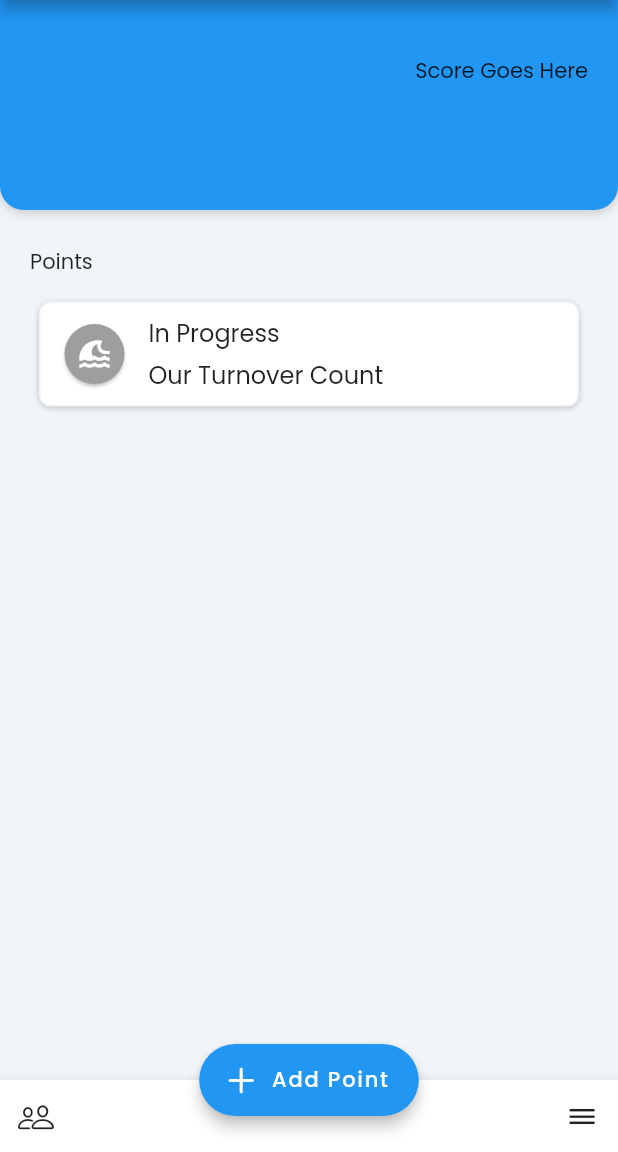
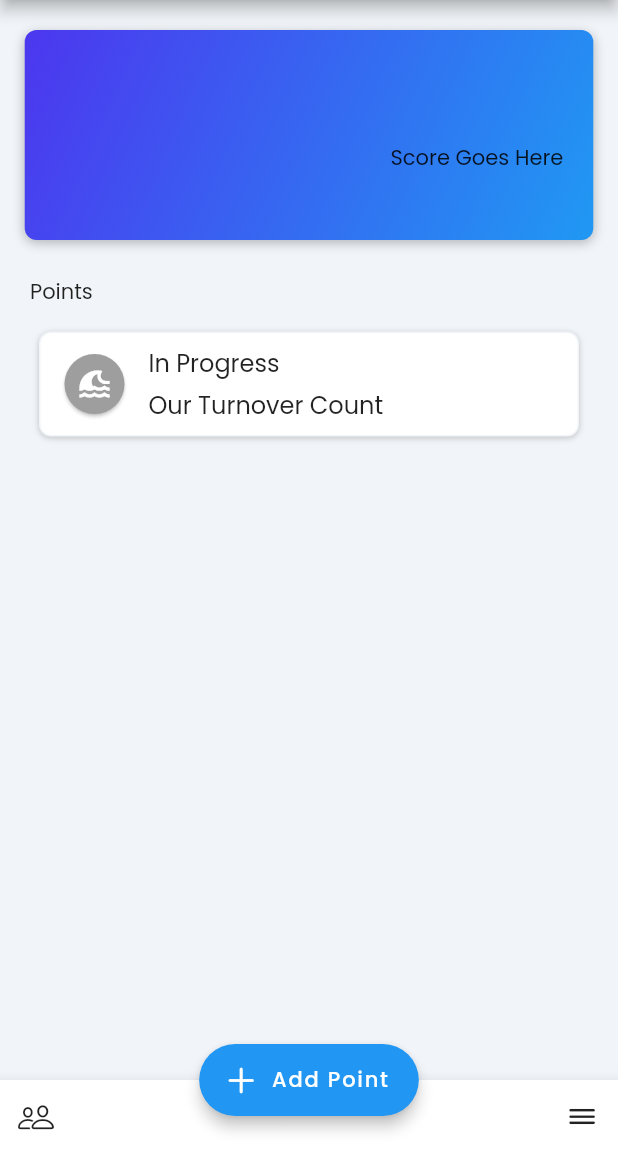
Before and after one commit to Jray810/ultilytics, a Flutter app: the GameInfoView screen opened directly with empty values, after a tap on "Add Point", on a phone screen of 412 x 824 dp, the part 84-1236 px from its top. Run offline on Flutter 3.47's test engine with Material 2 defaults, Android fonts, the light colour scheme and no system bars; our stand-ins replace cloud_firestore, firebase_core, flutter_slidable, google_fonts; accounts and stored records are empty.

Commit message:
Setup themes and played around with gradient card

```diff
--- /dev/null
+++ b/lib/constants/themes.dart
@@ -0,0 +1,34 @@
+import 'package:flutter/material.dart';
+import 'package:google_fonts/google_fonts.dart';
+
+TextTheme baseTextTheme = TextTheme(
+  displayLarge: TextStyle(),
+);
+
+ThemeData lightTheme = ThemeData(
+  appBarTheme: AppBarTheme(
+    color: Colors.blue,
+    actionsIconTheme: IconThemeData(color: Colors.white)
+  ),
+  backgroundColor: Colors.green,
+  // bannerTheme: MaterialBannerThemeData(),
+  bottomAppBarColor: Colors.white,
+  // bottomAppBarTheme: BottomAppBarTheme(),
+  // bottomNavigationBarTheme: BottomNavigationBarThemeData(),
+  // bottomSheetTheme: BottomSheetThemeData(),
+  brightness: Brightness.light,
+  // buttonBarTheme: ButtonBarThemeData(),
+  // buttonTheme: ButtonThemeData(),
+  canvasColor: Colors.white,
+  cardColor: Color(0xfff5f5f5),
+  // cardTheme: CardTheme(),
+  // checkboxTheme: CheckboxThemeData(),
+  // chipTheme: ChipThemeData(),
+  // colorScheme: ColorScheme(),
+  // dataTableTheme: DataTableThemeData(),
+  primarySwatch: Colors.blue,
+  primaryColor: Colors.blue,
+  primaryColorDark: Colors.blue[800],
+  primaryColorLight: Colors.blue[200],
+  fontFamily: GoogleFonts.poppins().fontFamily,
+);
--- a/lib/main.dart
+++ b/lib/main.dart
@@ -1,12 +1,11 @@
 import 'package:firebase_core/firebase_core.dart';
 import 'package:flutter/material.dart';
+import 'package:ultilytics/constants/themes.dart';
 import 'package:ultilytics/firebase_options.dart';
 import 'package:ultilytics/views/auth/email_confirmation_view.dart';
 import 'package:ultilytics/views/auth/login_view.dart';
 import 'package:ultilytics/views/auth/register_view.dart';
 import 'package:ultilytics/views/games/add_game_view.dart';
-import 'package:ultilytics/views/games/game_info_view.dart';
-import 'package:ultilytics/views/player/add_player_view.dart';
 import 'package:ultilytics/views/player/player_info_view.dart';
 import 'package:ultilytics/views/profile/guest_profile_view.dart';
 import 'package:ultilytics/views/profile/signed_in_profile_view.dart';
@@ -16,11 +15,8 @@
 import 'package:ultilytics/views/team_list/team_list_view.dart';
 import 'package:ultilytics/views/teams/remove_team_view.dart';
 import 'package:ultilytics/views/teams/team_games_view.dart';
-import 'package:ultilytics/views/teams/team_roster_view.dart';
-import 'package:ultilytics/views/teams/team_view.dart';
 
 import 'constants/routes.dart';
-import 'package:google_fonts/google_fonts.dart';
 
 void main() async {
   WidgetsFlutterBinding.ensureInitialized();
@@ -37,10 +33,7 @@
   Widget build(BuildContext context) {
     return MaterialApp(
       title: 'Ultilytics',
-      theme: ThemeData(
-        primarySwatch: Colors.blue,
-        fontFamily: GoogleFonts.poppins().fontFamily,
-      ),
+      theme: lightTheme,
       home: const TeamListView(),
       routes: {
         teamListRoute: (context) => const TeamListView(),
--- a/lib/views/games/game_info_view.dart
+++ b/lib/views/games/game_info_view.dart
@@ -5,6 +5,7 @@ import 'package:flutter/material.dart';
 import 'package:ultilytics/views/games/edit_point_view.dart';
 
 import '../../constants/routes.dart';
+import 'dart:math' as math;
 
 class GameInfoView extends StatefulWidget {
   final String teamID;
@@ -162,28 +163,33 @@ class _GameInfoViewState extends State<GameInfoView> {
       mainAxisSize: MainAxisSize.max,
       children: [
         Padding(
-          padding: EdgeInsetsDirectional.fromSTEB(0, 0, 0, 12),
+          padding: EdgeInsetsDirectional.fromSTEB(0, 20, 0, 12),
           child: Container(
-            width: MediaQuery.of(context).size.width,
+            width: MediaQuery.of(context).size.width * 0.92,
             height: 140,
             decoration: BoxDecoration(
-              color: Colors.blue,
               boxShadow: [
                 BoxShadow(
-                  blurRadius: 5,
-                  color: Color(0x32171717),
+                  blurRadius: 6,
+                  color: Color(0x4B1A1F24),
                   offset: Offset(0, 2),
                 )
               ],
-              borderRadius: BorderRadius.only(
-                bottomLeft: Radius.circular(16),
-                bottomRight: Radius.circular(16),
-                topLeft: Radius.circular(0),
-                topRight: Radius.circular(0),
+              gradient: LinearGradient(
+                colors: [
+                  // Color(0xffee8b60),
+                  Colors.blue,
+                  Color(0xff4b39ef),
+                ],
+                stops: [0, 1],
+                begin: AlignmentDirectional(0.94, -1),
+                end: AlignmentDirectional(-0.94, 1),
+                transform: GradientRotation(math.pi / 4),
               ),
+              borderRadius: BorderRadius.circular(8),
             ),
             child: Padding(
-              padding: EdgeInsetsDirectional.fromSTEB(0, 0, 0, 12),
+              padding: EdgeInsetsDirectional.fromSTEB(0, 20, 0, 12),
               child: Column(
                 mainAxisSize: MainAxisSize.max,
                 children: [
@@ -198,14 +204,10 @@ class _GameInfoViewState extends State<GameInfoView> {
                                 0, 4, 0, 0),
                             child: Text(
                               gameInfo['opponent'],
-                              // style: FlutterFlowTheme.of(context)
-                              //     .title1
-                              //     .override(
-                              //       fontFamily: 'Lexend Deca',
-                              //       color: Colors.white,
-                              //       fontSize: 24,
-                              //       fontWeight: FontWeight.bold,
-                              //     ),
+                              style: TextStyle(
+                                color: Colors.white,
+                                fontSize: 24,
+                              ),
                             ),
                           ),
                         ),
@@ -223,14 +225,10 @@ class _GameInfoViewState extends State<GameInfoView> {
                               EdgeInsetsDirectional.fromSTEB(0, 12, 0, 0),
                           child: Text(
                             gameInfo['tournament'],
-                            // style: FlutterFlowTheme.of(context)
-                            //     .title1
-                            //     .override(
-                            //       fontFamily: 'Lexend Deca',
-                            //       color: Colors.white,
-                            //       fontSize: 36,
-                            //       fontWeight: FontWeight.normal,
-                            //     ),
+                              style: TextStyle(
+                                color: Colors.white,
+                                fontSize: 18,
+                              ),
                           ),
                         ),
                         Row(
--- a/lib/views/team_list/team_list_view.dart
+++ b/lib/views/team_list/team_list_view.dart
@@ -58,13 +58,19 @@ class _TeamListViewState extends State<TeamListView> {
                     Row(
                       mainAxisSize: MainAxisSize.max,
                       children: [
-                        Text(TeamInfo['teamName'])
+                        Text(
+                          TeamInfo['teamName'],
+                          style: Theme.of(context).textTheme.titleLarge,
+                        )
                       ],
                     ),
                     Row(
                       mainAxisSize: MainAxisSize.max,
                       children: [
-                        Text('id: ${TeamInfo.id}'),
+                        Text(
+                          'id: ${TeamInfo.id}',
+                          style: Theme.of(context).textTheme.labelMedium
+                        ),
                       ],
                     ),
                   ],
```
